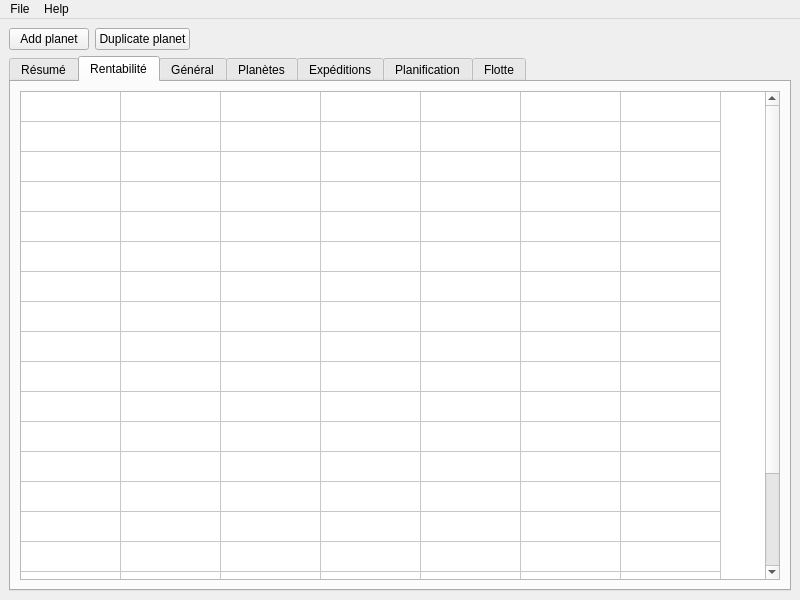
Qt form mainwindow.ui (crocomo83/OgameHelper) before a commit.
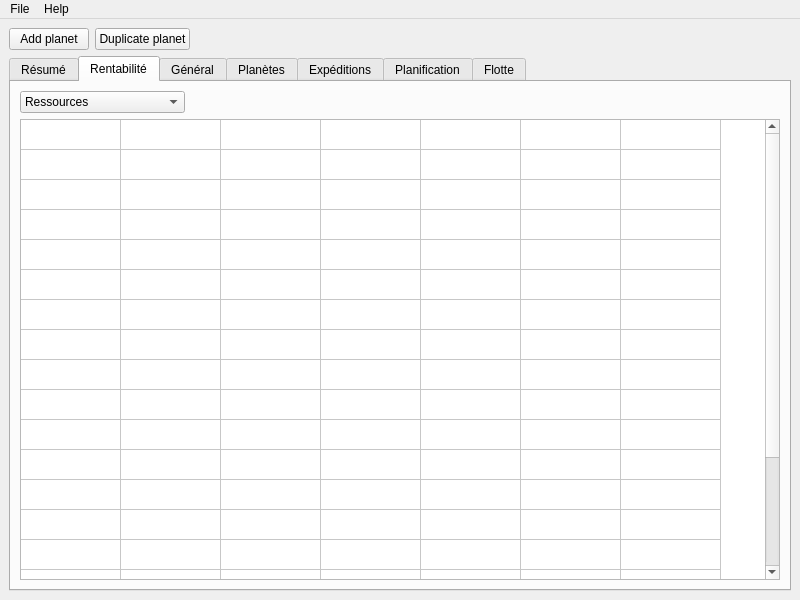
The same form after that commit. The open tabs and pages were chosen to show the change.

The edit to the form file:
```diff
--- a/mainwindow.ui
+++ b/mainwindow.ui
@@ -109,7 +109,53 @@
          <attribute name="title">
           <string>Rentabilité</string>
          </attribute>
-         <layout class="QHBoxLayout" name="horizontalLayout">
+         <layout class="QVBoxLayout" name="verticalLayout_7">
+          <item>
+           <layout class="QHBoxLayout" name="horizontalLayout">
+            <item>
+             <widget class="QComboBox" name="rentabiltyType">
+              <item>
+               <property name="text">
+                <string>Ressources</string>
+               </property>
+              </item>
+              <item>
+               <property name="text">
+                <string>Building speed</string>
+               </property>
+              </item>
+              <item>
+               <property name="text">
+                <string>Research speed</string>
+               </property>
+              </item>
+              <item>
+               <property name="text">
+                <string>LifeForm building speed</string>
+               </property>
+              </item>
+              <item>
+               <property name="text">
+                <string>LifeForm research speed</string>
+               </property>
+              </item>
+             </widget>
+            </item>
+            <item>
+             <spacer name="horizontalSpacer_3">
+              <property name="orientation">
+               <enum>Qt::Orientation::Horizontal</enum>
+              </property>
+              <property name="sizeHint" stdset="0">
+               <size>
+                <width>40</width>
+                <height>20</height>
+               </size>
+              </property>
+             </spacer>
+            </item>
+           </layout>
+          </item>
           <item>
            <widget class="QTableWidget" name="renta">
             <property name="showGrid">
```
Left out of the diff: 2 changed lines with no effect on the pictures.
